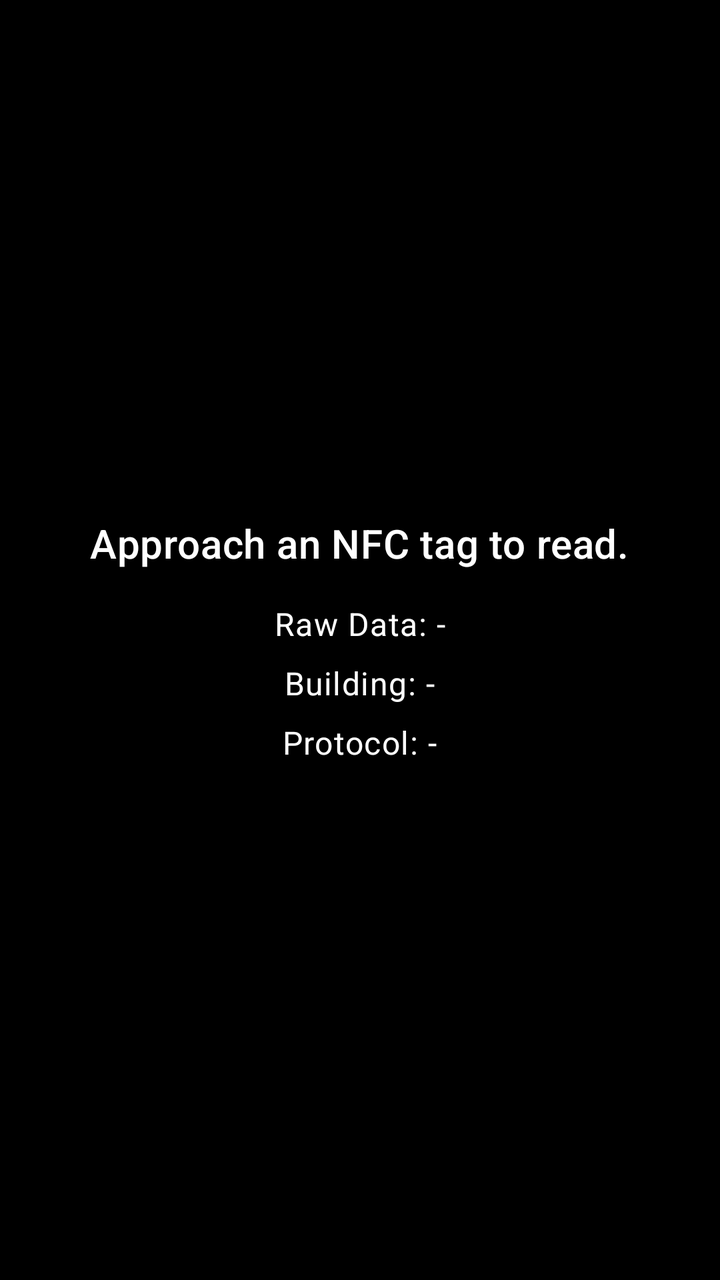
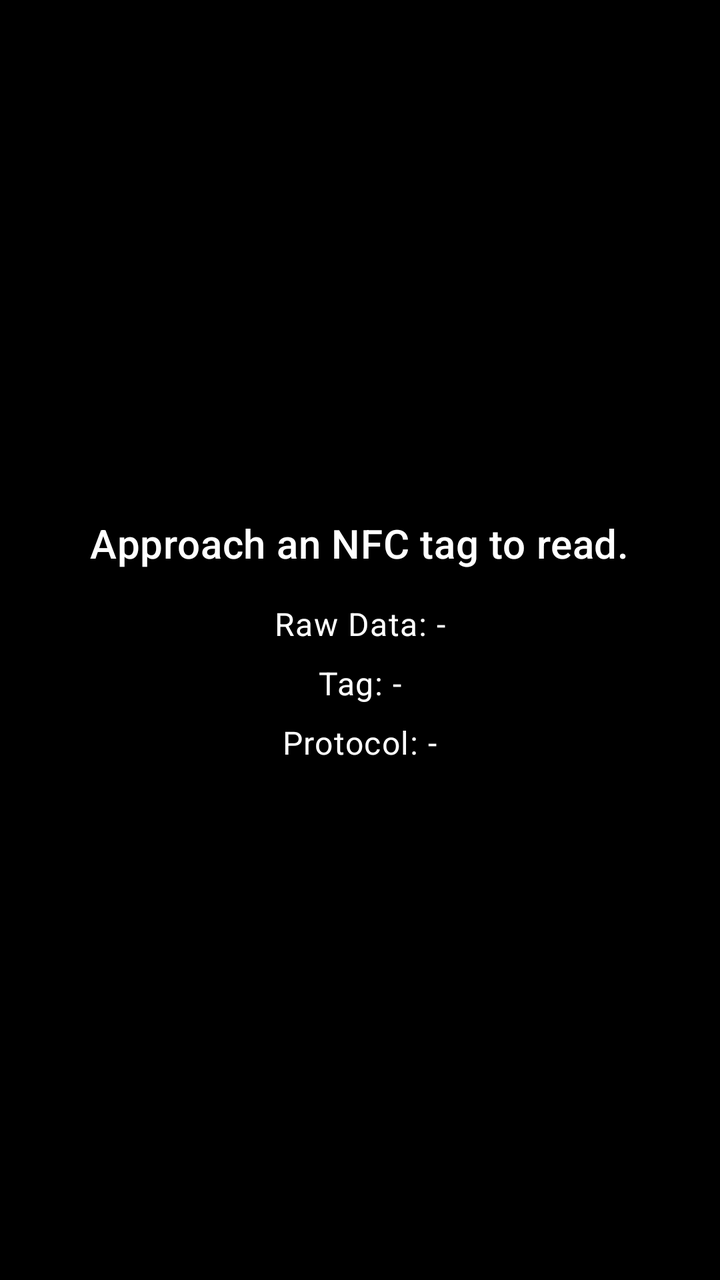

Two renders of the same Android screen: before a commit and after it. Below are the layout's source before the change and the commit's diff.
<!-- AndroidManifest.xml: application theme Theme.NFCFlasher -->
<!-- res/layout/fragment_read.xml -->
<?xml version="1.0" encoding="utf-8"?>

<LinearLayout xmlns:android="http://schemas.android.com/apk/res/android"
    xmlns:tools="http://schemas.android.com/tools"
    android:layout_width="match_parent"
    android:layout_height="match_parent"
    android:orientation="vertical"
    android:gravity="center"
    tools:context=".ui.read.ReadFragment">

    <TextView
        android:id="@+id/text_read_instruction"
        android:layout_width="wrap_content"
        android:layout_height="wrap_content"
        android:text="Approach an NFC tag to read."
        android:textAppearance="?attr/textAppearanceHeadline6"
        android:layout_marginBottom="16dp"/>

    <ImageView
        android:id="@+id/image_read_building"
        android:layout_width="220dp"
        android:layout_height="220dp"
        android:layout_marginBottom="16dp"
        android:adjustViewBounds="true"
        android:contentDescription="Building"
        android:scaleType="fitCenter"
        android:visibility="gone" />

    <TextView
        android:id="@+id/text_read_raw_data"
        android:layout_width="wrap_content"
        android:layout_height="wrap_content"
        android:text="Raw Data: -"
        android:textAppearance="?attr/textAppearanceBody1"
        android:layout_marginBottom="8dp"/>

    <TextView
        android:id="@+id/text_read_building_name"
        android:layout_width="wrap_content"
        android:layout_height="wrap_content"
        android:text="Building: -"
		android:textAppearance="?attr/textAppearanceBody1"
		android:layout_marginBottom="8dp"/>

	<TextView
		android:id="@+id/text_read_protocol"
		android:layout_width="wrap_content"
		android:layout_height="wrap_content"
		android:text="Protocol: -"
		android:textAppearance="?attr/textAppearanceBody1"/>

</LinearLayout>
<!-- resources referenced by this layout -->
<resources>
  <style name="Theme.NFCFlasher" parent="Theme.MaterialComponents.DayNight.NoActionBar">
          
          <item name="colorPrimary">@color/dark_red_500</item>
          <item name="colorPrimaryVariant">@color/dark_red_700</item>
          <item name="colorOnPrimary">@color/white</item>
          
          <item name="colorSecondary">@color/dark_red_200</item> 
          <item name="colorOnSecondary">@color/black</item> 
          
          
          <item name="android:colorBackground">@color/black</item>
          <item name="android:windowBackground">@color/black</item>
          <item name="colorSurface">@color/black</item> 
          <item name="colorOnSurface">@color/white</item> 
          <item name="android:textColorPrimary">@color/white</item>
          <item name="android:textColorSecondary">@color/white</item>
  
          
          <item name="android:statusBarColor">?attr/colorPrimaryVariant</item>
          
      </style>
  <color name="dark_red_500">#B71C1C</color>
  <color name="dark_red_700">#870000</color>
  <color name="white">#FFFFFFFF</color>
  <color name="dark_red_200">#F05545</color>
  <color name="black">#FF000000</color>
</resources>

<!-- the commit's change to res/layout/fragment_read.xml (unified diff, before → after) -->
@@ -35,10 +35,10 @@
         android:layout_marginBottom="8dp"/>
 
     <TextView
-        android:id="@+id/text_read_building_name"
+        android:id="@+id/text_read_tag_name"
         android:layout_width="wrap_content"
         android:layout_height="wrap_content"
-        android:text="Building: -"
+        android:text="Tag: -"
 		android:textAppearance="?attr/textAppearanceBody1"
 		android:layout_marginBottom="8dp"/>
 
